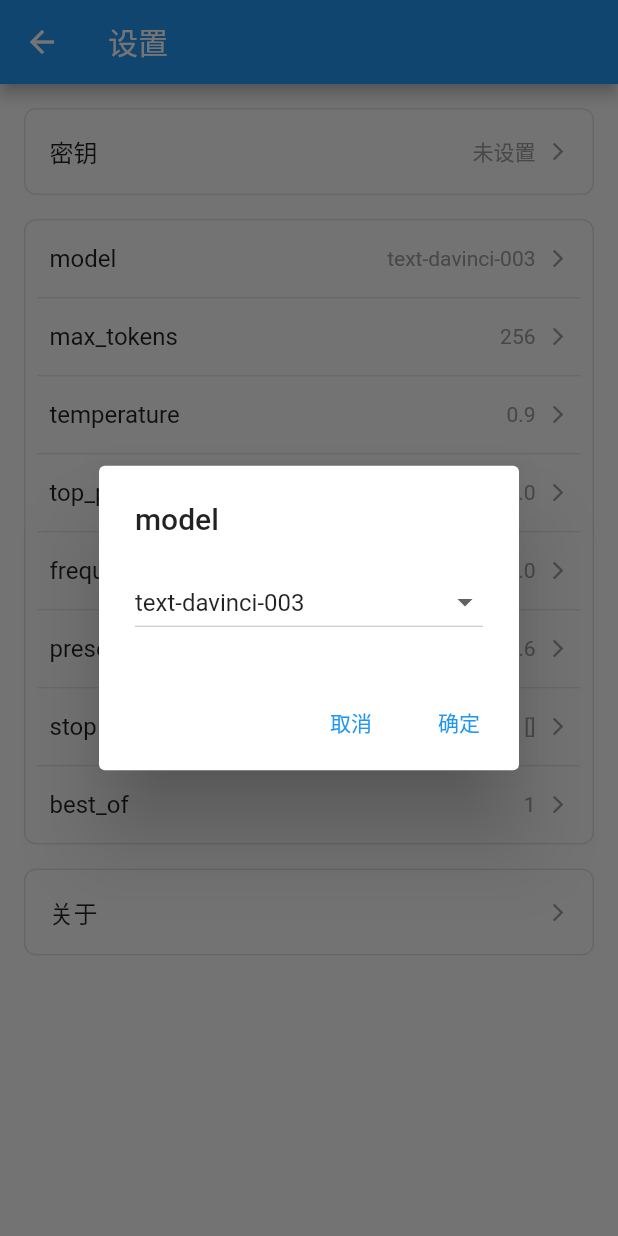
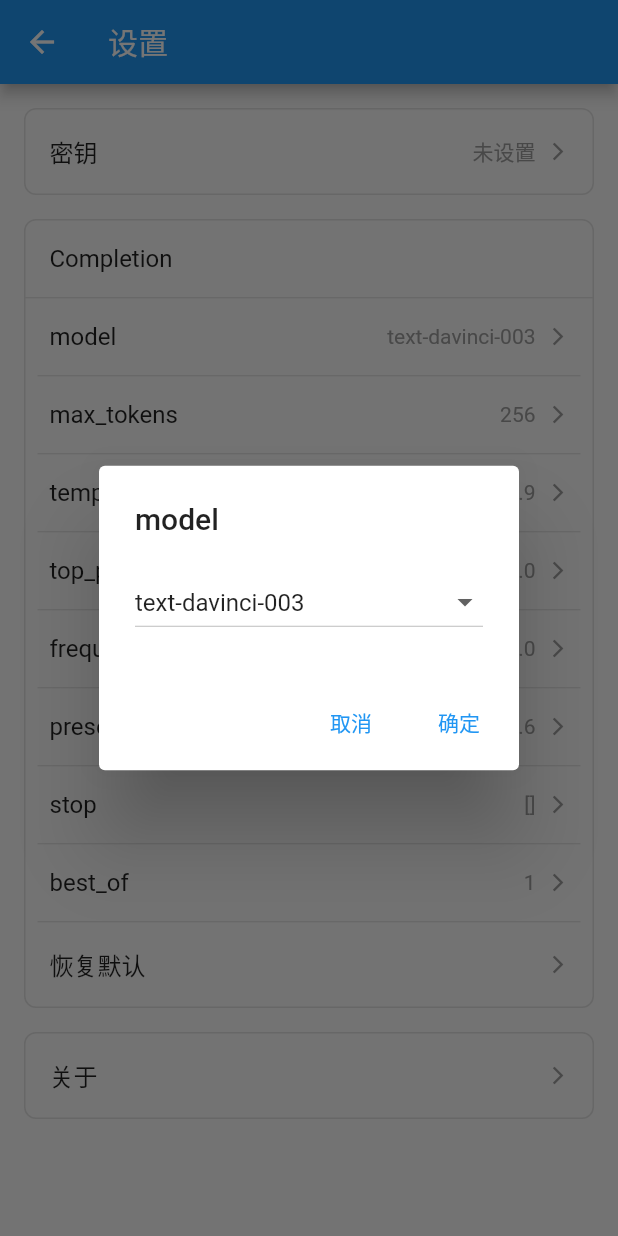
Before and after one commit to zdsub/my_chat, a Flutter app: the SettingPage screen opened directly, after a tap on "model", on a phone screen of 412 x 824 dp. Run offline on Flutter 3.47's test engine with Material 2 defaults, Android fonts, the phone set to English and light mode, and no system bars; our stand-ins replace dio, shared_preferences; accounts and stored records are empty.

Commit message:
优化代码

```diff
--- a/lib/api/chat_api.dart
+++ b/lib/api/openai_api.dart
@@ -2,10 +2,10 @@ import 'package:my_chat/models/api/completion_request.dart';
 import 'package:my_chat/models/api/completion_response.dart';
 import 'package:my_chat/utils/dio.dart';
 
-final chatApi = ChatApi();
+final openaiApi = OpenaiApi();
 
-/// ChatGPT请求类
-class ChatApi {
+/// OpenAI API请求类
+class OpenaiApi {
   Future<CompletionResponse> completions(CompletionRequest completionRequest) async {
     final response = await dio.post("/completions", data: completionRequest);
     print(response.data);
--- a/lib/pages/setting/containers/completion_setting_container.dart
+++ b/lib/pages/setting/containers/completion_setting_container.dart
@@ -25,7 +25,7 @@ class _CompletionSettingContainerState extends State<CompletionSettingContainer>
         )
     );
 
-    if (model != null && model != settings.completion.model) {
+    if (model != null) {
       setState(() => settings.completion.model = model);
     }
   }
@@ -33,6 +33,7 @@ class _CompletionSettingContainerState extends State<CompletionSettingContainer>
   @override
   Widget build(BuildContext context) {
     return SettingContainer(
+      title: "Completion",
       children: [
         SettingItem(
           title: "model",
@@ -74,10 +75,10 @@ class _CompletionSettingContainerState extends State<CompletionSettingContainer>
           value: settings.completion.best_of.toString(),
           onTap: () {}
         ),
-        // SettingItem(
-        //   title: "重置配置",
-        //   onTap: () {}
-        // )
+        SettingItem(
+          title: "恢复默认",
+          onTap: () {}
+        )
       ]
     );
   }
--- a/lib/pages/setting/setting.dart
+++ b/lib/pages/setting/setting.dart
@@ -18,7 +18,8 @@ class _SettingState extends State<SettingPage> {
       appBar: AppBar(
         title: const Text("设置"),
       ),
-      body: Container(
+      body: SingleChildScrollView(
+        child: Container(
           padding: const EdgeInsets.symmetric(horizontal: 16),
           child: Column(
             children: const [
@@ -28,6 +29,7 @@ class _SettingState extends State<SettingPage> {
             ]
           )
         )
+      )
     );
   }
 }
--- a/lib/pages/setting/widgets/setting_container.dart
+++ b/lib/pages/setting/widgets/setting_container.dart
@@ -1,10 +1,12 @@
 import 'package:flutter/material.dart';
+import 'package:my_chat/pages/setting/widgets/setting_item.dart';
 
 /// 设置项容器组件
 class SettingContainer extends StatelessWidget {
+  final String? title;
   final List<Widget> children;
 
-  const SettingContainer({ super.key, required this.children });
+  const SettingContainer({ super.key, required this.children, this.title });
 
   @override
   Widget build(BuildContext context) {
@@ -16,11 +18,18 @@ class SettingContainer extends StatelessWidget {
         ),
         borderRadius: BorderRadius.circular(8)
       ),
-      child: ListView.separated(
-        shrinkWrap: true,
-        itemCount: children.length,
-        itemBuilder: (context, index) => children[index],
-        separatorBuilder: (context, index) => const Divider(height: 1, indent: 8, endIndent: 8)
+      child: Column(
+        children: [
+          if (title != null) SettingItem(title: title!),
+          if (title != null) const Divider(height: 1),
+          ListView.separated(
+            physics: const NeverScrollableScrollPhysics(),
+            shrinkWrap: true,
+            itemCount: children.length,
+            itemBuilder: (context, index) => children[index],
+            separatorBuilder: (context, index) => const Divider(height: 1, indent: 8, endIndent: 8)
+          )
+        ],
       )
     );
   }
--- a/lib/pages/setting/widgets/setting_item.dart
+++ b/lib/pages/setting/widgets/setting_item.dart
@@ -4,9 +4,9 @@ import 'package:flutter/material.dart';
 class SettingItem extends StatelessWidget {
   final String title;
   final String? value;
-  final void Function() onTap;
+  final void Function()? onTap;
 
-  const SettingItem({ super.key, required this.title, this.value, required this.onTap });
+  const SettingItem({ super.key, required this.title, this.value, this.onTap });
 
   @override
   Widget build(BuildContext context) {
@@ -33,7 +33,7 @@ class SettingItem extends StatelessWidget {
                     maxLines: 1
                   )
                 ),
-                Icon(
+                if (onTap != null) Icon(
                   Icons.arrow_forward_ios,
                   color: Colors.grey[500],
                   size: 14
--- a/lib/services/completion_service.dart
+++ b/lib/services/completion_service.dart
@@ -1,4 +1,4 @@
-import 'package:my_chat/api/chat_api.dart';
+import 'package:my_chat/api/openai_api.dart';
 import 'package:my_chat/models/api/completion_request.dart';
 import 'package:my_chat/settings/settings.dart';
 
@@ -18,7 +18,7 @@ class CompletionService {
       stop: settings.completion.stop.isNotEmpty ? settings.completion.stop : null,
       best_of: settings.completion.best_of
     );
-    final completionResponse = await chatApi.completions(completionRequest);
+    final completionResponse = await openaiApi.completions(completionRequest);
     return completionResponse.choices[0].text.trim();
   }
 }
```
Also changed, not shown: pubspec.lock. Lines whose indentation alone changed are shown as unchanged.
